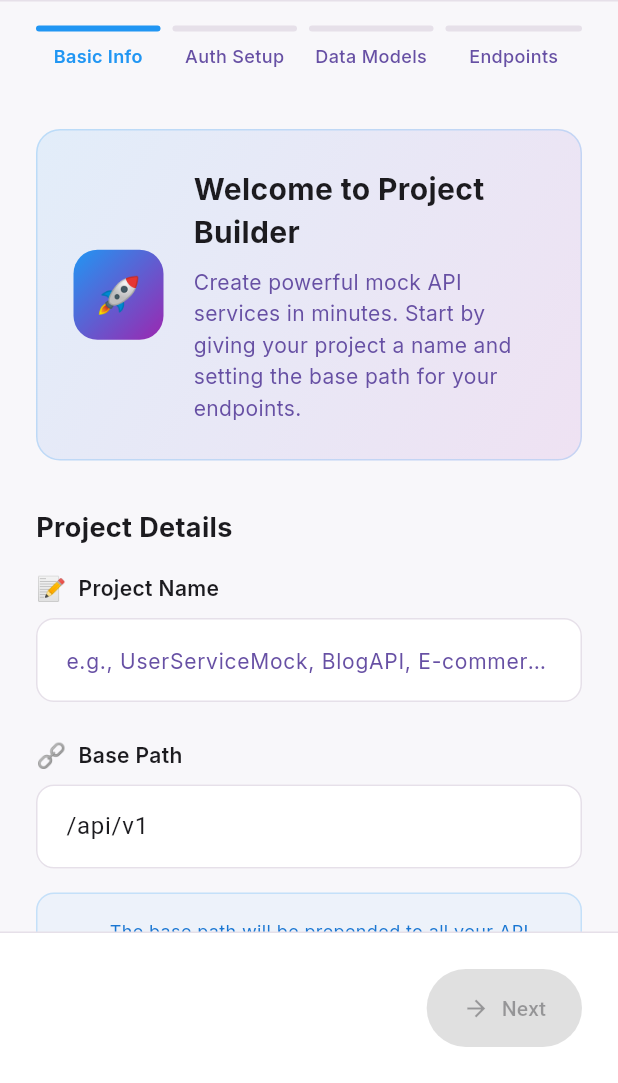
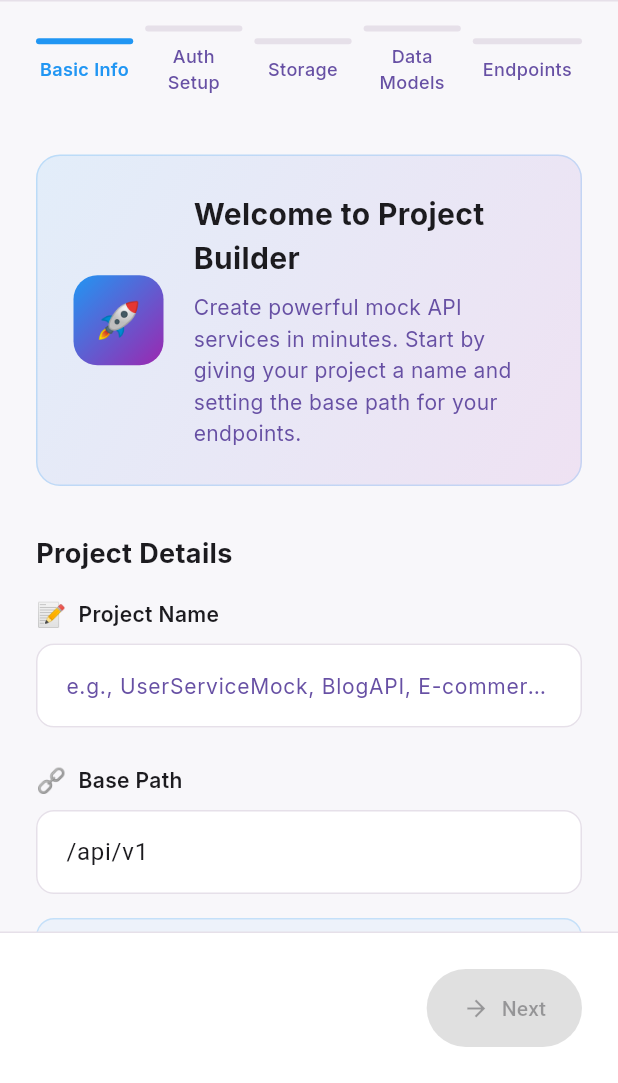
Before and after one commit to amankrmj01/capyapy_dashboard, a Flutter app: the ProjectCreationWizard screen opened by its route, on a phone screen of 412 x 824 dp, the part 153-1236 px from its top. Run offline on Flutter 3.47's test engine with Material 3 defaults, Android fonts, the light colour scheme and no system bars; our stand-ins replace equatable, fl_chart, flutter_bloc, font_awesome_flutter, get_it, go_router and 1 more.

Commit message:
add: storage_step.dart for storage config

```diff
--- a/lib/presentation/bloc/project_creation/project_creation_event.dart
+++ b/lib/presentation/bloc/project_creation/project_creation_event.dart
@@ -3,6 +3,7 @@ import 'package:equatable/equatable.dart';
 import '../../../data/models/auth_strategy.dart';
 import '../../../data/models/project_endpoint.dart';
 import '../../../data/models/project_data_model.dart';
+import '../../../data/models/storage_config.dart';
 
 abstract class ProjectCreationEvent extends Equatable {
   const ProjectCreationEvent();
@@ -109,3 +110,12 @@ class CreateProject extends ProjectCreationEvent {
 class ResetBuilder extends ProjectCreationEvent {
   const ResetBuilder();
 }
+
+class UpdateStorageSettings extends ProjectCreationEvent {
+  final StorageConfig? storageConfig;
+
+  const UpdateStorageSettings({required this.storageConfig});
+
+  @override
+  List<Object?> get props => [storageConfig];
+}
--- a/lib/presentation/bloc/project_creation/project_creation_state.dart
+++ b/lib/presentation/bloc/project_creation/project_creation_state.dart
@@ -3,6 +3,7 @@ import '../../../data/models/auth_strategy.dart';
 import '../../../data/models/project_endpoint.dart';
 import '../../../data/models/project_model.dart';
 import '../../../data/models/project_data_model.dart';
+import '../../../data/models/storage_config.dart';
 
 abstract class ProjectCreationState extends Equatable {
   const ProjectCreationState();
@@ -19,6 +20,8 @@ class ProjectCreationInitial extends ProjectCreationState {
   final AuthStrategy? authStrategy;
   final List<ProjectDataModel> dataModels;
   final List<ProjectEndpoint> endpoints;
+  final bool hasStorage;
+  final StorageConfig? storageConfig;
 
   const ProjectCreationInitial({
     this.step = 0,
@@ -28,6 +31,8 @@ class ProjectCreationInitial extends ProjectCreationState {
     this.authStrategy,
     this.dataModels = const [],
     this.endpoints = const [],
+    this.hasStorage = false,
+    this.storageConfig,
   });
 
   @override
@@ -39,6 +44,8 @@ class ProjectCreationInitial extends ProjectCreationState {
     authStrategy,
     dataModels,
     endpoints,
+    hasStorage,
+    storageConfig,
   ];
 
   ProjectCreationInitial copyWith({
@@ -49,6 +56,8 @@ class ProjectCreationInitial extends ProjectCreationState {
     AuthStrategy? authStrategy,
     List<ProjectDataModel>? dataModels,
     List<ProjectEndpoint>? endpoints,
+    bool? hasStorage,
+    StorageConfig? storageConfig,
   }) {
     return ProjectCreationInitial(
       step: step ?? this.step,
@@ -58,6 +67,8 @@ class ProjectCreationInitial extends ProjectCreationState {
       authStrategy: authStrategy ?? this.authStrategy,
       dataModels: dataModels ?? this.dataModels,
       endpoints: endpoints ?? this.endpoints,
+      hasStorage: hasStorage ?? this.hasStorage,
+      storageConfig: storageConfig ?? this.storageConfig,
     );
   }
 
@@ -67,9 +78,14 @@ class ProjectCreationInitial extends ProjectCreationState {
         return projectName.isNotEmpty && basePath.isNotEmpty;
       case 1: // Auth Settings
         return true;
-      case 2: // Data Models
+      case 2: // Storage
+        if (!hasStorage) return true;
+        return storageConfig != null &&
+            storageConfig!.connectionString.isNotEmpty &&
+            storageConfig!.databaseName.isNotEmpty;
+      case 3: // Data Models
         return dataModels.isNotEmpty;
-      case 3: // Endpoints
+      case 4: // Endpoints
         return endpoints.isNotEmpty;
       default:
         return false;
--- a/lib/presentation/pages/projects/widgets/project_creation_wizard.dart
+++ b/lib/presentation/pages/projects/widgets/project_creation_wizard.dart
@@ -8,6 +8,7 @@ import '../../../../core/constants/app_colors.dart';
 import '../../../bloc/project_creation/project_creation_state.dart';
 import 'steps/basic_info_step.dart';
 import 'steps/auth_setup_step.dart';
+import 'steps/storage_step.dart';
 import 'steps/data_models_step.dart';
 import 'steps/endpoints_step.dart';
 import '../../../../data/datasources/mock_project_data_source.dart';
@@ -151,13 +152,13 @@ class ProjectCreationWizard extends StatelessWidget {
     return Container(
       padding: const EdgeInsets.symmetric(horizontal: 24, vertical: 16),
       child: Row(
-        children: List.generate(4, (index) {
+        children: List.generate(5, (index) {
           final isActive = index == state.step;
           final isCompleted = index < state.step;
 
           return Expanded(
             child: Container(
-              margin: EdgeInsets.only(right: index < 3 ? 8 : 0),
+              margin: EdgeInsets.only(right: index < 4 ? 8 : 0),
               child: Column(
                 children: [
                   Container(
@@ -197,9 +198,11 @@ class ProjectCreationWizard extends StatelessWidget {
       case 1:
         return AuthSetupStep(key: ValueKey('step1'), state: state);
       case 2:
-        return DataModelsStep(key: ValueKey('step2'), state: state);
+        return StorageStep(key: ValueKey('step2'), state: state);
       case 3:
-        return EndpointsStep(key: ValueKey('step3'), state: state);
+        return DataModelsStep(key: ValueKey('step3'), state: state);
+      case 4:
+        return EndpointsStep(key: ValueKey('step4'), state: state);
       default:
         return Container();
     }
@@ -232,7 +235,7 @@ class ProjectCreationWizard extends StatelessWidget {
               ),
             ),
           const Spacer(),
-          if (state.step < 3)
+          if (state.step < 4)
             ElevatedButton.icon(
               onPressed: state.canProceedToNext
                   ? () {
@@ -276,9 +279,11 @@ class ProjectCreationWizard extends StatelessWidget {
       case 1:
         return 'Step 2: Authentication Setup';
       case 2:
-        return 'Step 3: Data Models';
+        return 'Step 3: Storage Setup';
       case 3:
-        return 'Step 4: API Endpoints';
+        return 'Step 4: Data Models';
+      case 4:
+        return 'Step 5: API Endpoints';
       default:
         return '';
     }
@@ -291,8 +296,10 @@ class ProjectCreationWizard extends StatelessWidget {
       case 1:
         return 'Auth Setup';
       case 2:
+        return 'Storage';
+      case 3:
         return 'Data Models';
-      case 3:
+      case 4:
         return 'Endpoints';
       default:
         return '';
```
Also changed, not shown: lib/presentation/bloc/project_creation/project_creation_bloc.dart (+17 -1 lines), lib/presentation/pages/projects/widgets/steps/data_models_step.dart (+4 -4 lines), lib/presentation/pages/projects/widgets/steps/storage_step.dart (added, +164 -0 lines).
